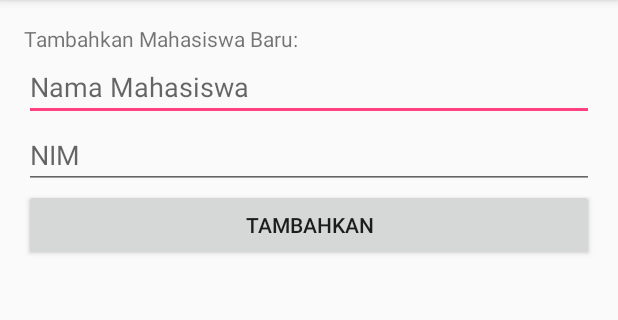
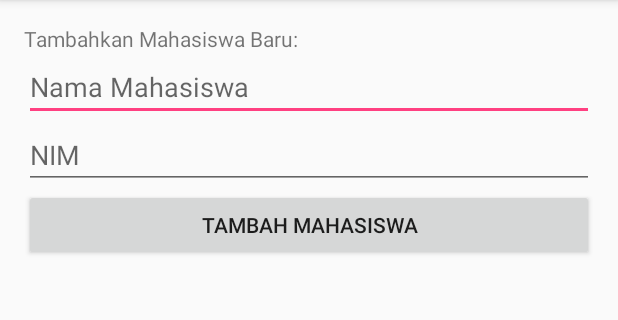
Before and after one commit to yukhijrah/Retrofit_Annisa, an Android app: the screen it shows after launch (AddMahasiswaActivity before the commit, DetailMahasiswaActivity after it), after a tap on an icon or button, on a phone screen of 412 x 824 dp, the part 84-404 px from its top. Run offline under Robolectric (Android 15) with nearby library versions, the phone set to English and light mode, and no system bars; 1 statement that could not run was skipped.

Commit message:
add switch case condition for intent action in detailActivity

```diff
--- a/app/src/main/AndroidManifest.xml
+++ b/app/src/main/AndroidManifest.xml
@@ -23,7 +23,7 @@
             </intent-filter>
         </activity>
         <activity
-            android:name=".AddMahasiswaActivity"
+            android:name=".DetailMahasiswaActivity"
             android:parentActivityName=".MainActivity"/>
 
     </application>
--- a/app/src/main/java/annisatahira/app/portalti16/AddMahasiswaActivity.java
+++ b/app/src/main/java/annisatahira/app/portalti16/DetailMahasiswaActivity.java
@@ -1,6 +1,5 @@
 package annisatahira.app.portalti16;
 
-import android.app.Activity;
 import android.os.Bundle;
 import android.support.v7.app.AppCompatActivity;
 import android.view.View;
@@ -10,14 +9,13 @@ import android.widget.Toast;
 
 import annisatahira.app.portalti16.Network.Network;
 import annisatahira.app.portalti16.Network.Routes;
-import annisatahira.app.portalti16.entity.DaftarMahasiswa;
 import annisatahira.app.portalti16.entity.Mahasiswa;
-import okhttp3.Route;
+import annisatahira.app.portalti16.util.Consts;
 import retrofit2.Call;
 import retrofit2.Callback;
 import retrofit2.Response;
 
-public class AddMahasiswaActivity extends AppCompatActivity {
+public class DetailMahasiswaActivity extends AppCompatActivity {
 
     private EditText edtName, edtNim;
     private Button btnAdd;
@@ -25,12 +23,16 @@ public class AddMahasiswaActivity extends AppCompatActivity {
     @Override
     protected void onCreate(Bundle savedInstanceState) {
         super.onCreate(savedInstanceState);
-        setContentView(R.layout.activity_add_mahasiswa);
+        setContentView(R.layout.activity_detail_mahasiswa);
         //casting untuk semua view
         edtName = (EditText) findViewById(R.id.edt_name);
         edtNim = (EditText) findViewById(R.id.edt_nim);
         btnAdd = (Button) findViewById(R.id.btn_add);
 
+        String action = getIntent().getStringExtra(Consts.KEY_ACTION_DETAIL);
+        switch (action) {
+            case Consts.INTENT_ADD:
+                btnAdd.setText("TAMBAH MAHASISWA");
                 btnAdd.setOnClickListener(new View.OnClickListener() {
                     @Override
                     public void onClick(View v) {
@@ -39,6 +41,19 @@ public class AddMahasiswaActivity extends AppCompatActivity {
                         addNewMahasiswa(name, nim);
                     }
                 });
+                break;
+            case Consts.INTENT_EDIT:
+                Mahasiswa mahasiswa = (Mahasiswa) getIntent().getSerializableExtra("mahasiswa");
+                edtName.setText(mahasiswa.getName());
+                edtNim.setText(mahasiswa.getNim());
+                btnAdd.setText("UPDATE DATA");
+                btnAdd.setOnClickListener(new View.OnClickListener() {
+                    @Override
+                    public void onClick(View v) {
+                    }
+                });
+                break;
+        }
     }
 
     private void addNewMahasiswa(String name, String nim) {
@@ -63,7 +78,7 @@ public class AddMahasiswaActivity extends AppCompatActivity {
 
     }
     private void onErrorMahasiswa() {
-        Toast.makeText(AddMahasiswaActivity.this,
+        Toast.makeText(DetailMahasiswaActivity.this,
                 "Maaf, terjadi kesalahan",
                 Toast.LENGTH_SHORT).show();
     }
--- a/app/src/main/java/annisatahira/app/portalti16/MainActivity.java
+++ b/app/src/main/java/annisatahira/app/portalti16/MainActivity.java
@@ -19,16 +19,13 @@ import annisatahira.app.portalti16.Network.Routes;
 import annisatahira.app.portalti16.adapter.MahasiswaAdapter;
 import annisatahira.app.portalti16.entity.DaftarMahasiswa;
 import annisatahira.app.portalti16.entity.Mahasiswa;
+import annisatahira.app.portalti16.util.Consts;
 import retrofit2.Call;
 import retrofit2.Callback;
 import retrofit2.Response;
 
-
-import static android.R.attr.switchMinWidth;
-import static android.R.attr.tag;
-
 /**
- * Created by annisatahira on 26/11/18.
+ * Created by annisatahira on 26/11/18. bismillah
  */
 
 public class MainActivity extends AppCompatActivity {
@@ -53,7 +50,9 @@ public class MainActivity extends AppCompatActivity {
         findViewById(R.id.btn_add).setOnClickListener(new View.OnClickListener() {
             @Override
             public void onClick(View v) {
-                startActivity(new Intent(MainActivity.this, AddMahasiswaActivity.class));
+                Intent addIntent = new Intent(MainActivity.this, DetailMahasiswaActivity.class);
+                addIntent.putExtra(Consts.KEY_ACTION_DETAIL, Consts.INTENT_ADD);
+                startActivity(addIntent);
             }
         });
     }
--- a/app/src/main/java/annisatahira/app/portalti16/entity/Mahasiswa.java
+++ b/app/src/main/java/annisatahira/app/portalti16/entity/Mahasiswa.java
@@ -1,10 +1,12 @@
 package annisatahira.app.portalti16.entity;
+
+import java.io.Serializable;
 
 /**
  * Created by annisatahira on 26/11/18.
  */
 
-public class Mahasiswa {
+public class Mahasiswa implements Serializable{
 
     private String name;
     private String nim;
--- a/app/src/main/res/layout/activity_main.xml
+++ b/app/src/main/res/layout/activity_main.xml
@@ -7,7 +7,7 @@
     <android.support.v7.widget.RecyclerView
         android:id="@+id/lst_mahasiswa"
         android:layout_width="match_parent"
-        android:layout_height="match_parent" />
+        android:layout_height="match_parent"/>
 
     <android.support.design.widget.FloatingActionButton
 
@@ -16,7 +16,7 @@
         android:layout_height="wrap_content"
         android:layout_alignParentBottom="true"
         android:layout_alignParentEnd="true"
-        android:src="@mipmap/ic_floating"
+        android:src="@mipmap/ic_floatin"
         android:layout_margin="16dp"/>
 
 </RelativeLayout>
```
Also changed, not shown: app/src/main/java/annisatahira/app/portalti16/adapter/MahasiswaAdapter.java (+23 -1 lines), app/src/main/java/annisatahira/app/portalti16/util/Consts.java (added, +13 -0 lines), app/src/main/java/annisatahira/app/portalti16/Network/Network.java (line endings or trailing spaces), app/src/main/res/layout/activity_detail_mahasiswa.xml (renamed from app/src/main/res/layout/activity_add_mahasiswa.xml). Lines whose indentation alone changed are shown as unchanged.
